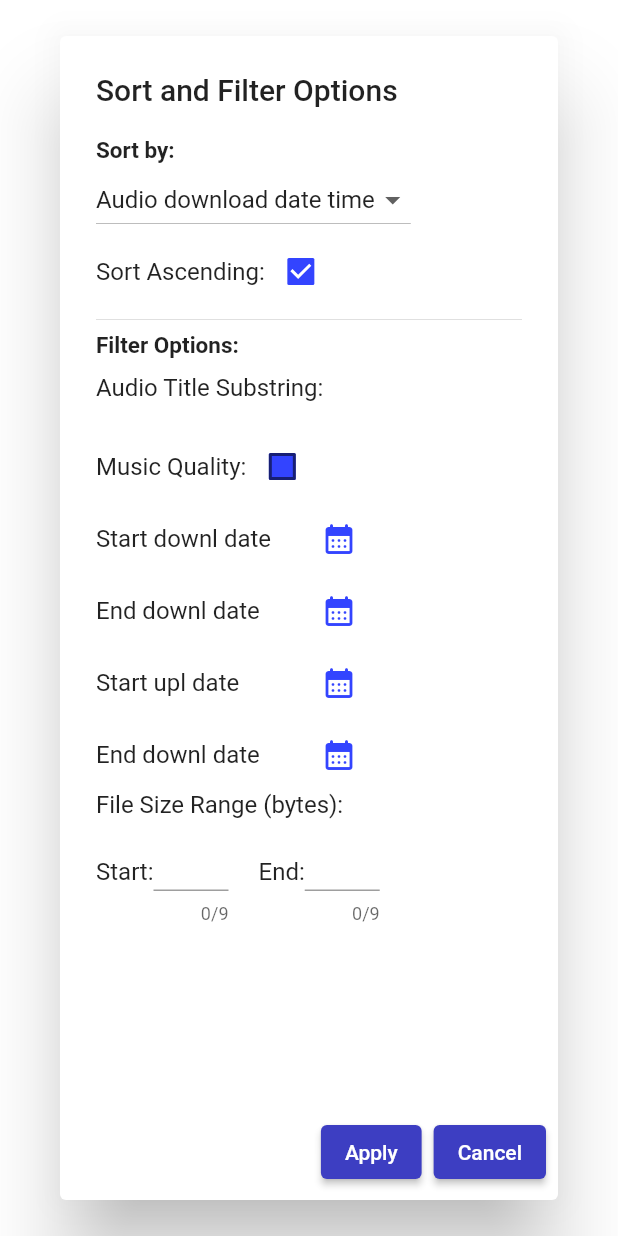
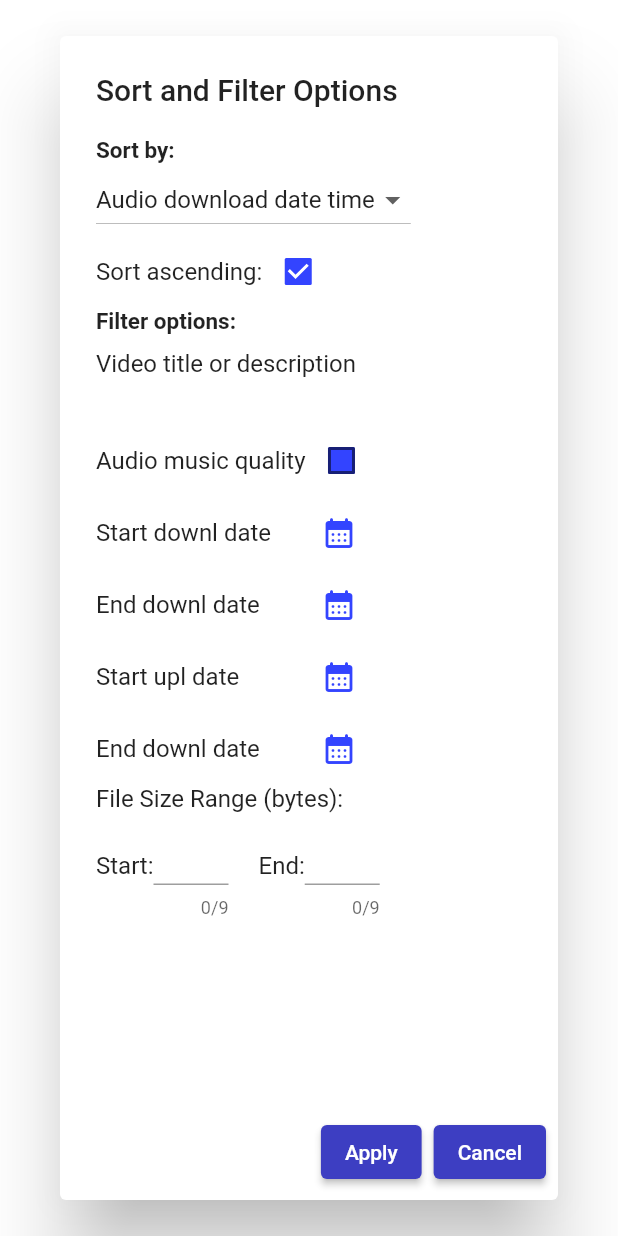
Before and after one commit to Archanciel/audio_learn, a Flutter app: the SortAndFilterAudioDialog widget shown alone on an empty page, opened directly, on a phone screen of 412 x 824 dp. Run offline on Flutter 3.47's test engine with Material 2 defaults, Android fonts, the phone set to English and light mode, and no system bars; our stand-ins replace another_flushbar, audioplayers, fluttertoast, googleapis_auth, on_audio_query; missing offline and left inert: googleapis, youtube_explode_dart; generated files the repository leaves out were written again.

Commit message:
in progress ...

```diff
--- a/lib/constants.dart
+++ b/lib/constants.dart
@@ -72,3 +72,14 @@ const Color kButtonColor = Color(0xFF3D3EC2);
 
 DateFormat englishDateTimeFormat = DateFormat("yyyy-MM-dd HH:mm");
 DateFormat frenchDateTimeFormat = DateFormat("dd-MM-yyyy HH:mm");
+
+const TextStyle kDialogTitlesStyle = TextStyle(
+  fontSize: 15,
+  fontWeight: FontWeight.bold,
+);
+
+const TextStyle kDialogTextFieldStyle = TextStyle(
+  fontSize: 13,
+);
+
+const double kDialogTextFieldHeight = 26.0;
--- a/lib/l10n/app_en.arb
+++ b/lib/l10n/app_en.arb
@@ -45,5 +45,8 @@
   "audioFileSize": "Audio file size",
   "audioMusicQuality": "Audio music quality",
   "audioDownloadSpeed": "Audio download speed",
-  "audioDownloadDuration": "Audio download duration"
+  "audioDownloadDuration": "Audio download duration",
+  "sortAscending": "Sort ascending:",
+  "filterOptions": "Filter options:",
+  "videoTitleOrDescription": "Video title or description"
 }
--- a/lib/l10n/app_fr.arb
+++ b/lib/l10n/app_fr.arb
@@ -45,5 +45,8 @@
   "audioFileSize": "Taille fichier audio",
   "audioMusicQuality": "Qualité audio",
   "audioDownloadSpeed": "Vitesse téléchargement audio",
-  "audioDownloadDuration": "Durée téléchargement audio"
+  "audioDownloadDuration": "Durée téléchargement audio",
+  "sortAscending": "Tri ascendant:",
+  "filterOptions": "Options de filtre:",
+  "videoTitleOrDescription": "Titre ou description vidéo"
 }
--- a/lib/views/sort_and_filter_audio_dialog.dart
+++ b/lib/views/sort_and_filter_audio_dialog.dart
@@ -2,6 +2,7 @@ import 'package:flutter_gen/gen_l10n/app_localizations.dart';
 import 'package:flutter/material.dart';
 import 'package:intl/intl.dart';
 
+import '../constants.dart';
 import '../models/audio.dart';
 import '../utils/time_util.dart';
 
@@ -25,7 +26,7 @@ class _SortAndFilterAudioDialogState extends State<SortAndFilterAudioDialog> {
   final TextEditingController _startFileSizeController =
       TextEditingController();
   final TextEditingController _endFileSizeController = TextEditingController();
-  final TextEditingController _audioTitleSubStringController =
+  final TextEditingController _videoTitleOrDescriptionController =
       TextEditingController();
   final TextEditingController _startDownloadDateTimeController =
       TextEditingController();
@@ -60,10 +61,7 @@ class _SortAndFilterAudioDialogState extends State<SortAndFilterAudioDialog> {
                   children: [
                     Text(
                       AppLocalizations.of(context)!.sortBy,
-                      style: const TextStyle(
-                        fontSize: 15,
-                        fontWeight: FontWeight.bold,
-                      ),
+                      style: kDialogTitlesStyle,
                     ),
                     DropdownButton<String>(
                       value: _selectedSortingOption,
@@ -92,7 +90,7 @@ class _SortAndFilterAudioDialogState extends State<SortAndFilterAudioDialog> {
                     ),
                     Row(
                       children: [
-                        const Text('Sort Ascending:'),
+                        Text(AppLocalizations.of(context)!.sortAscending),
                         Checkbox(
                           value: _sortAscending,
                           onChanged: (bool? newValue) {
@@ -103,37 +101,38 @@ class _SortAndFilterAudioDialogState extends State<SortAndFilterAudioDialog> {
                         ),
                       ],
                     ),
-                    const Divider(),
-                    const Text(
-                      'Filter Options:',
-                      style: TextStyle(
-                        fontSize: 15,
-                        fontWeight: FontWeight.bold,
-                      ),
+                    Text(
+                      AppLocalizations.of(context)!.filterOptions,
+                      style: kDialogTitlesStyle,
                     ),
                     const SizedBox(height: 10),
-                    const Text('Audio Title Substring:'),
-                    TextField(
-                      style: const TextStyle(
-                        fontSize: 12,
-                        fontWeight: FontWeight.bold,
+                    Text(
+                      AppLocalizations.of(context)!.videoTitleOrDescription,
                     ),
+                    const SizedBox(
+                      height: 5,
+                    ),
+                    SizedBox(
+                      height: kDialogTextFieldHeight,
+                      child: TextField(
+                        style: kDialogTextFieldStyle,
                         decoration: const InputDecoration(
                           hintText: '',
-                        isDense:
-                            true, // You can try adding isDense: true to better align the text vertically
-                        contentPadding: EdgeInsets.fromLTRB(0, 5, 0, 0),
+                          // isDense:
+                          //     true, // You can try adding isDense: true to better align the text vertically
+                          // contentPadding: EdgeInsets.fromLTRB(0, 5, 0, 0),
                           border: InputBorder.none,
                         ),
-                      controller: _audioTitleSubStringController,
+                        controller: _videoTitleOrDescriptionController,
                         keyboardType: TextInputType.text,
                         onChanged: (value) {
                           _audioTitleSubString = value;
                         },
                       ),
+                    ),
                     Row(
                       children: [
-                        const Text('Music Quality:'),
+                        Text(AppLocalizations.of(context)!.audioMusicQuality),
                         Checkbox(
                           value: _filterMusicQuality,
                           onChanged: (bool? newValue) {
```
Also changed, not shown: lib/services/audio_sort_filter_service.dart (+5 -3 lines), lib/views/expandable_playlist_list_view.dart (+10 -10 lines). Lines whose indentation alone changed are shown as unchanged.
